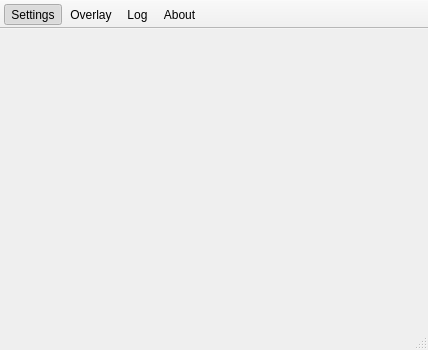
First picture: the form in src/ui/preferences.ui, repository HearthSim/LotusTracker, before the edit.
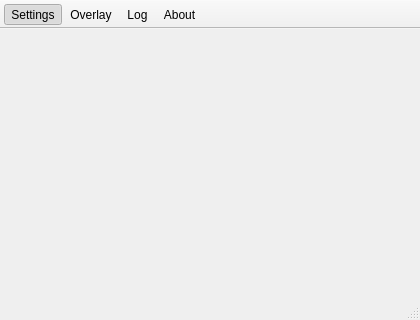
Second picture: the form after the edit. Icons and pictures are not drawn.

Commit message: Update preferences sizes

Patch:
```diff
--- a/src/ui/preferences.ui
+++ b/src/ui/preferences.ui
@@ -6,14 +6,14 @@
    <rect>
     <x>0</x>
     <y>0</y>
-    <width>428</width>
-    <height>350</height>
+    <width>420</width>
+    <height>320</height>
    </rect>
   </property>
   <property name="minimumSize">
    <size>
-    <width>400</width>
-    <height>350</height>
+    <width>420</width>
+    <height>320</height>
    </size>
   </property>
   <property name="windowTitle">
```
The commit also changes 2 other files.
